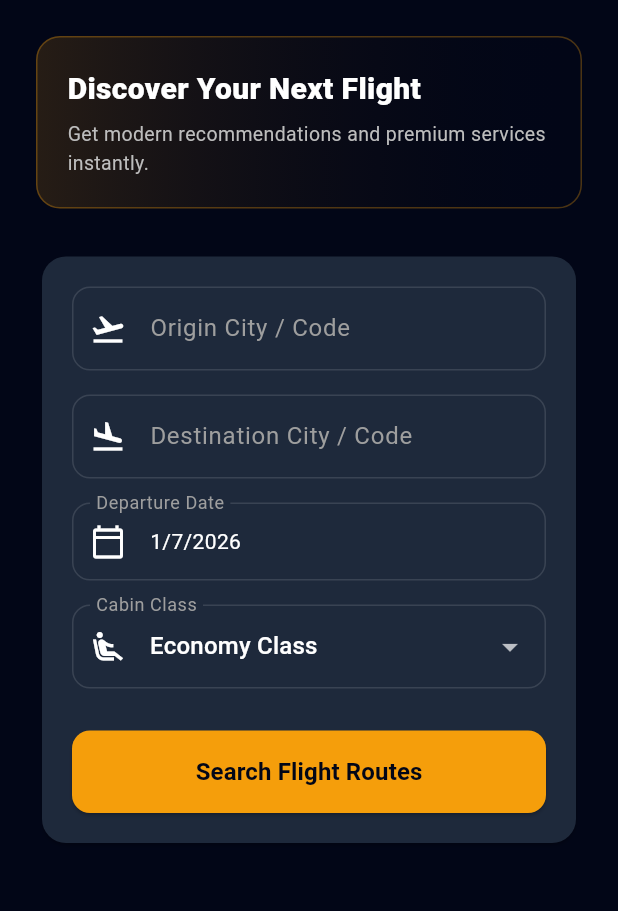
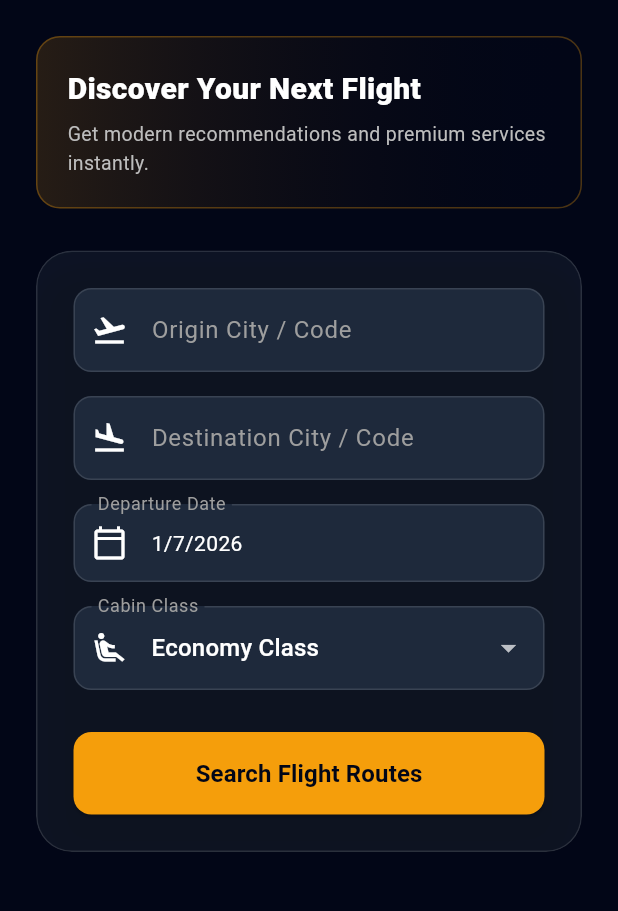
Before and after one commit to Jaiganesh474/aura-flight-booking-app, a Flutter app: the screen it shows after launch, on a phone screen of 412 x 824 dp, the part 84-995 px from its top. Run offline on Flutter 3.47's test engine with Material 3 defaults, Android fonts, the phone set to English and light mode, and no system bars; our stand-ins replace shared_preferences.

Commit message:
add interactive 3D tilt gesture and glassmorphism to mobile app dashboard

```diff
--- a/mobile_app/lib/screens/home_screen.dart
+++ b/mobile_app/lib/screens/home_screen.dart
@@ -1,3 +1,4 @@
+import 'dart:ui' show ImageFilter;
 import 'package:flutter/material.dart';
 import 'package:provider/provider.dart';
 import '../providers/app_provider.dart';
@@ -157,11 +158,25 @@ class _HomeScreenState extends State<HomeScreen> {
             ),
             const SizedBox(height: 28),
             // Search card inputs
-            Card(
-              color: const Color(0xFF1E293B),
-              shape: RoundedRectangleBorder(borderRadius: BorderRadius.circular(16)),
-              child: Padding(
-                padding: const EdgeInsets.all(20),
+            Tilt3DCard(
+              child: ClipRRect(
+                borderRadius: BorderRadius.circular(24),
+                child: BackdropFilter(
+                  filter: ImageFilter.blur(sigmaX: 10, sigmaY: 10),
+                  child: Container(
+                    decoration: BoxDecoration(
+                      color: const Color(0xFF1E293B).withOpacity(0.4),
+                      borderRadius: BorderRadius.circular(24),
+                      border: Border.all(color: Colors.white12),
+                      boxShadow: [
+                        BoxShadow(
+                          color: Colors.black.withOpacity(0.4),
+                          blurRadius: 24,
+                          offset: const Offset(0, 12),
+                        ),
+                      ],
+                    ),
+                    padding: const EdgeInsets.all(24),
                     child: Column(
                       crossAxisAlignment: CrossAxisAlignment.stretch,
                       children: [
@@ -251,6 +266,8 @@ class _HomeScreenState extends State<HomeScreen> {
                       ],
                     ),
                   ),
+                ),
+              ),
             )
           ],
         ),
@@ -258,3 +275,44 @@ class _HomeScreenState extends State<HomeScreen> {
     );
   }
 }
+
+class Tilt3DCard extends StatefulWidget {
+  final Widget child;
+  const Tilt3DCard({Key? key, required this.child}) : super(key: key);
+
+  @override
+  State<Tilt3DCard> createState() => _Tilt3DCardState();
+}
+
+class _Tilt3DCardState extends State<Tilt3DCard> {
+  double _rotateX = 0.0;
+  double _rotateY = 0.0;
+
+  @override
+  Widget build(BuildContext context) {
+    return GestureDetector(
+      onPanUpdate: (details) {
+        setState(() {
+          _rotateY += details.delta.dx * 0.002;
+          _rotateX -= details.delta.dy * 0.002;
+          _rotateX = _rotateX.clamp(-0.15, 0.15);
+          _rotateY = _rotateY.clamp(-0.15, 0.15);
+        });
+      },
+      onPanEnd: (_) {
+        setState(() {
+          _rotateX = 0.0;
+          _rotateY = 0.0;
+        });
+      },
+      child: Transform(
+        transform: Matrix4.identity()
+          ..setEntry(3, 2, 0.001) // Perspective depth
+          ..rotateX(_rotateX)
+          ..rotateY(_rotateY),
+        alignment: FractionalOffset.center,
+        child: widget.child,
+      ),
+    );
+  }
+}
```
Lines whose indentation alone changed are shown as unchanged.
